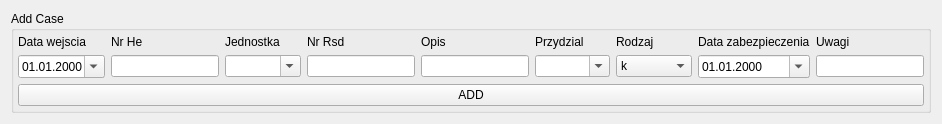
Old version of the form widgets/CaseInAddWidget.ui in the repository cykusz/rejestr.
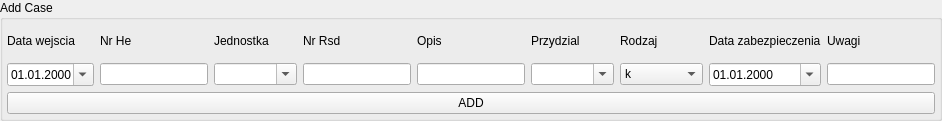
New version of the form.

```diff
--- a/widgets/CaseInAddWidget.ui
+++ b/widgets/CaseInAddWidget.ui
@@ -7,13 +7,19 @@
     <x>0</x>
     <y>0</y>
     <width>942</width>
-    <height>114</height>
+    <height>121</height>
    </rect>
   </property>
   <property name="windowTitle">
    <string>Form</string>
   </property>
   <layout class="QGridLayout" name="gridLayout">
+   <property name="margin">
+    <number>0</number>
+   </property>
+   <property name="spacing">
+    <number>0</number>
+   </property>
    <item row="0" column="0" colspan="2">
     <widget class="QGroupBox" name="groupBox">
      <property name="title">
```
